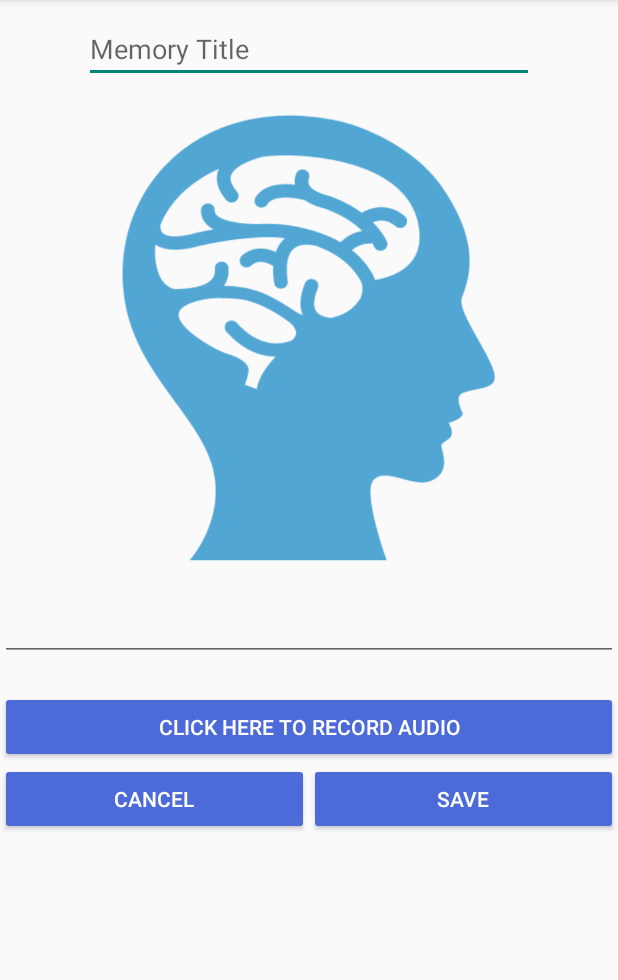
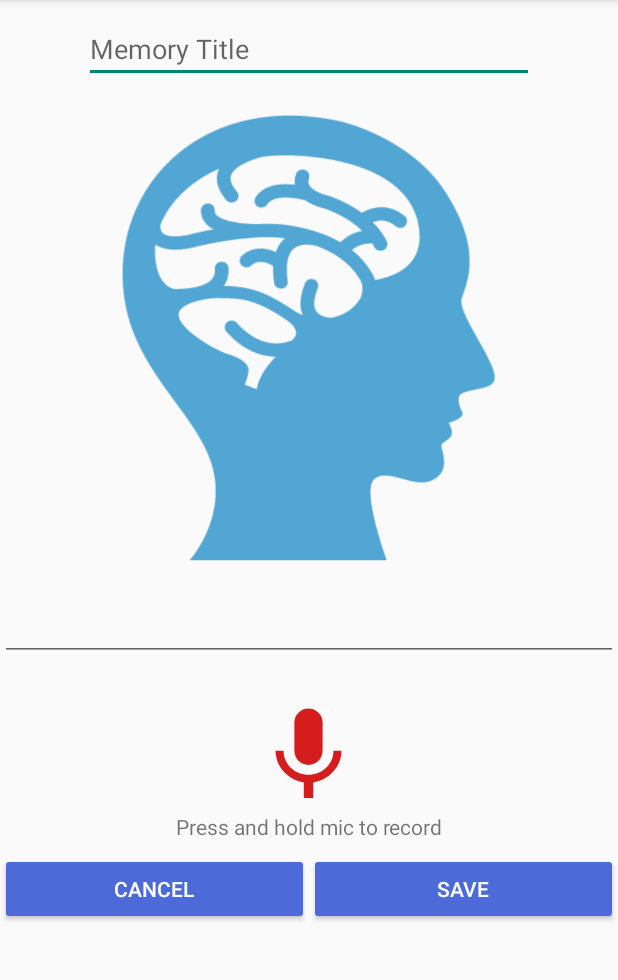
Before and after one commit to gracewanggw/RememberMe, an Android app: the AddEditMemoryActivity screen opened directly, with no data from a screen before it, on a phone screen of 412 x 824 dp, the part 84-1064 px from its top. Run offline under Robolectric (Android 15) with nearby library versions, the phone set to English and light mode, and no system bars; libraries missing offline, so code that uses them is left out: com.amitshekhar; 2 statements that could not run were skipped.

Commit message:
mic icon on memory fragment

```diff
--- /dev/null
+++ b/app/src/main/res/drawable/mic_off.xml
@@ -0,0 +1,5 @@
+<vector android:height="24dp" android:tint="#D41D1C"
+    android:viewportHeight="24" android:viewportWidth="24"
+    android:width="24dp" xmlns:android="http://schemas.android.com/apk/res/android">
+    <path android:fillColor="@android:color/white" android:pathData="M12,14c1.66,0 2.99,-1.34 2.99,-3L15,5c0,-1.66 -1.34,-3 -3,-3S9,3.34 9,5v6c0,1.66 1.34,3 3,3zM17.3,11c0,3 -2.54,5.1 -5.3,5.1S6.7,14 6.7,11L5,11c0,3.41 2.72,6.23 6,6.72L11,21h2v-3.28c3.28,-0.48 6,-3.3 6,-6.72h-1.7z"/>
+</vector>
--- /dev/null
+++ b/app/src/main/res/drawable/mic_on.xml
@@ -0,0 +1,5 @@
+<vector android:height="24dp" android:tint="#989898"
+    android:viewportHeight="24" android:viewportWidth="24"
+    android:width="24dp" xmlns:android="http://schemas.android.com/apk/res/android">
+    <path android:fillColor="@android:color/white" android:pathData="M12,14c1.66,0 2.99,-1.34 2.99,-3L15,5c0,-1.66 -1.34,-3 -3,-3S9,3.34 9,5v6c0,1.66 1.34,3 3,3zM17.3,11c0,3 -2.54,5.1 -5.3,5.1S6.7,14 6.7,11L5,11c0,3.41 2.72,6.23 6,6.72L11,21h2v-3.28c3.28,-0.48 6,-3.3 6,-6.72h-1.7z"/>
+</vector>
--- a/app/src/main/res/layout/activity_add_memory.xml
+++ b/app/src/main/res/layout/activity_add_memory.xml
@@ -40,14 +40,21 @@
             android:layout_marginTop="20dp"
             android:id="@+id/text"/>
 
-        <Button
+        <TextView
+            android:id="@+id/add_audio"
+            android:layout_width="75dp"
+            android:layout_height="75dp"
+            android:layout_marginTop="25dp"
+            android:background="@drawable/mic_off"
+            android:layout_gravity="center"
+            android:clickable="true" />
+
+        <TextView
             android:layout_width="match_parent"
             android:layout_height="wrap_content"
-            android:text="Click here to record audio"
-            android:backgroundTint="@color/custom_blue"
-            android:textColor="@color/white"
-            android:layout_marginTop="20dp"
-            android:id="@+id/add_audio"/>
+            android:text="Press and hold mic to record"
+            android:layout_marginBottom="8dp"
+            android:textAlignment="center"/>
 
         <LinearLayout
             android:layout_width="match_parent"
```
Also changed, not shown: app/src/main/java/com/example/rememberme/AddEditMemoryActivity.java (+38 -12 lines).
